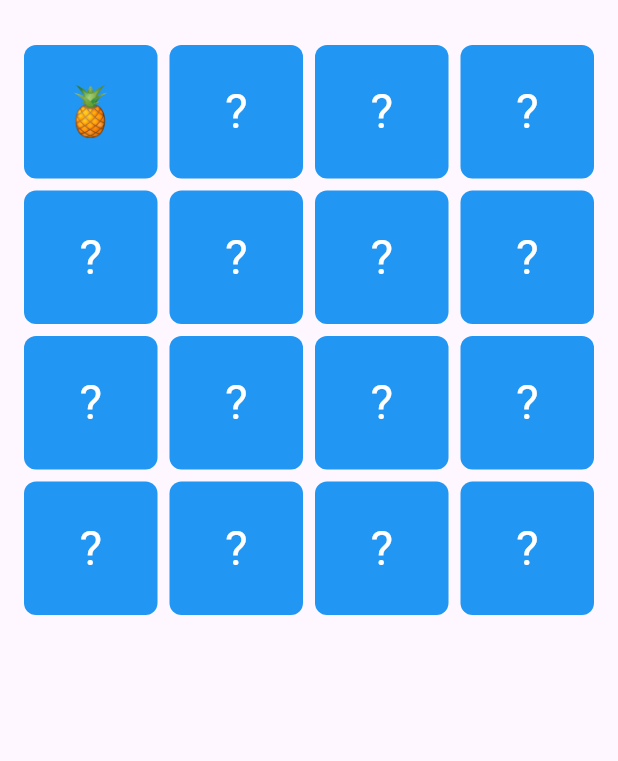
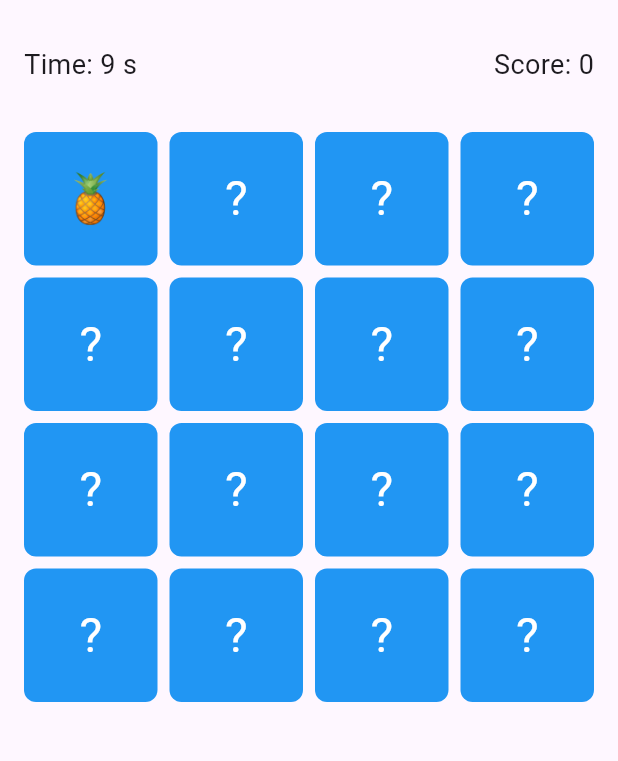
Before and after one commit to MadhuriTumulaGSU/HW3, a Flutter app: the screen it shows after launch, after a tap on an icon or button, on a phone screen of 412 x 824 dp, the part 63-824 px from its top. Run offline on Flutter 3.47's test engine with Material 3 defaults, Android fonts, the phone set to English and light mode, and no system bars.

Commit message:
added timer and score board

```diff
--- a/lib/main.dart
+++ b/lib/main.dart
@@ -1,5 +1,6 @@
 import 'package:flutter/material.dart';
 import 'dart:math';
+import 'dart:async';
 
 void main() {
   runApp(CardMatchingGame());
@@ -25,6 +26,9 @@ class _GameScreenState extends State<GameScreen> {
   List<String> gameBoard = [];
   List<bool> flipped = [];
   List<int> selectedCards = [];
+  int score = 0;
+  int timeElapsed = 0;
+  Timer? timer;
 
   @override
   void initState() {
@@ -38,6 +42,14 @@ class _GameScreenState extends State<GameScreen> {
     gameBoard = shuffledEmojis;
     flipped = List.generate(gameBoard.length, (index) => false);
     selectedCards.clear();
+    score = 0;
+    timeElapsed = 0;
+    timer?.cancel();
+    timer = Timer.periodic(Duration(seconds: 1), (timer) {
+      setState(() {
+        timeElapsed++;
+      });
+    });
   }
 
   void _flipCard(int index) {
@@ -54,10 +66,38 @@ class _GameScreenState extends State<GameScreen> {
           if (gameBoard[selectedCards[0]] != gameBoard[selectedCards[1]]) {
             flipped[selectedCards[0]] = false;
             flipped[selectedCards[1]] = false;
+            score -= 5;
+          } else {
+            score += 10;
           }
           selectedCards.clear();
         });
+        _checkWinCondition();
       });
+    }
+  }
+
+  void _checkWinCondition() {
+    if (flipped.every((isFlipped) => isFlipped)) {
+      timer?.cancel();
+      showDialog(
+        context: context,
+        builder: (context) => AlertDialog(
+          title: Text("You Win!"),
+          content: Text("Time: $timeElapsed seconds\nScore: $score"),
+          actions: [
+            TextButton(
+              onPressed: () {
+                Navigator.of(context).pop();
+                setState(() {
+                  _initializeGame();
+                });
+              },
+              child: Text("Restart"),
+            )
+          ],
+        ),
+      );
     }
   }
 
@@ -65,7 +105,20 @@ class _GameScreenState extends State<GameScreen> {
   Widget build(BuildContext context) {
     return Scaffold(
       appBar: AppBar(title: Text("Card Matching Game")),
-      body: Padding(
+      body: Column(
+        children: [
+          Padding(
+            padding: const EdgeInsets.all(16.0),
+            child: Row(
+              mainAxisAlignment: MainAxisAlignment.spaceBetween,
+              children: [
+                Text("Time: $timeElapsed s", style: TextStyle(fontSize: 18)),
+                Text("Score: $score", style: TextStyle(fontSize: 18)),
+              ],
+            ),
+          ),
+          Expanded(
+            child: Padding(
               padding: const EdgeInsets.all(16.0),
               child: GridView.builder(
                 gridDelegate: SliverGridDelegateWithFixedCrossAxisCount(
@@ -93,6 +146,15 @@ class _GameScreenState extends State<GameScreen> {
                 },
               ),
             ),
+          ),
+        ],
+      ),
     );
   }
+
+  @override
+  void dispose() {
+    timer?.cancel();
+    super.dispose();
   }
+}
```
Lines whose indentation alone changed are shown as unchanged.
